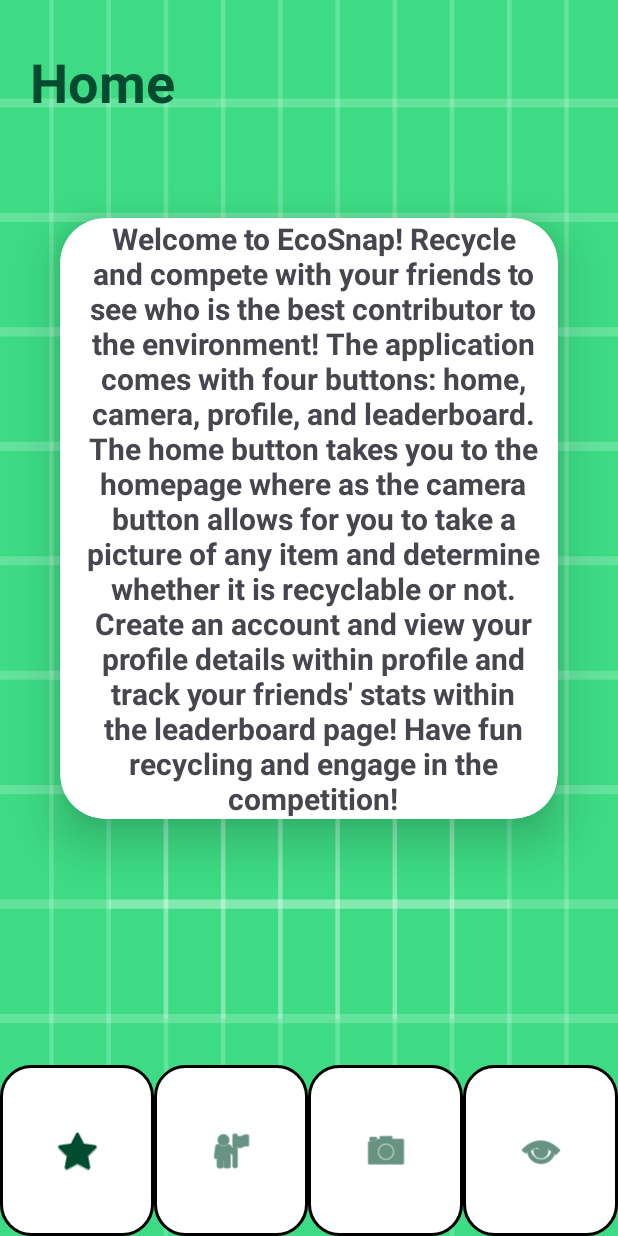
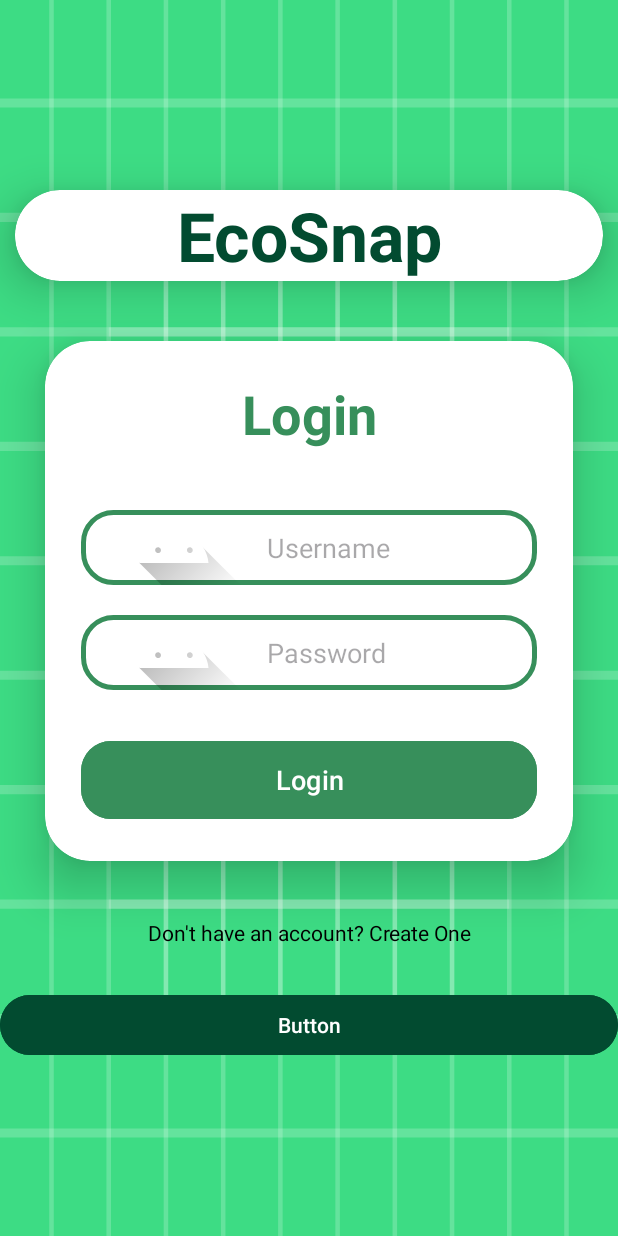
Before and after one commit to iamrb1/EcoSnap, an Android app: the screen it shows after launch (Home before the commit, Startup after it), on a phone screen of 412 x 824 dp. Run offline under Robolectric (Android 15) with nearby library versions, the phone set to English and light mode, and no system bars.

Commit message:
Added Startup - KayLyn Nuttall's Code

```diff
--- a/app/src/main/AndroidManifest.xml
+++ b/app/src/main/AndroidManifest.xml
@@ -26,12 +26,16 @@
             android:exported="false" />
         <activity
             android:name=".Home"
-            android:exported="true">
+            android:exported="true" />
+        <activity
+            android:name=".Startup"
+            android:exported="true"  >
             <intent-filter>
                 <action android:name="android.intent.action.MAIN" />
 
                 <category android:name="android.intent.category.LAUNCHER" />
             </intent-filter>
+
         </activity>
     </application>
 
--- a/app/src/main/java/edu/msu/cse476/baragurr/ecosnap/Startup.java
+++ b/app/src/main/java/edu/msu/cse476/baragurr/ecosnap/Startup.java
@@ -1,24 +1,45 @@
 package edu.msu.cse476.baragurr.ecosnap;
 
+import androidx.appcompat.app.AppCompatActivity;
+
+import android.content.Intent;
 import android.os.Bundle;
+import android.view.View;
+import android.widget.Button;
+import android.widget.EditText;
+import android.widget.Toast;
 
-import androidx.activity.EdgeToEdge;
-import androidx.appcompat.app.AppCompatActivity;
-import androidx.core.graphics.Insets;
-import androidx.core.view.ViewCompat;
-import androidx.core.view.WindowInsetsCompat;
+import edu.msu.cse476.baragurr.ecosnap.R;
 
 public class Startup extends AppCompatActivity {
+
+    EditText username;
+    EditText password;
+    Button loginButton;
+
 
     @Override
     protected void onCreate(Bundle savedInstanceState) {
         super.onCreate(savedInstanceState);
-        EdgeToEdge.enable(this);
         setContentView(R.layout.activity_startup);
-        ViewCompat.setOnApplyWindowInsetsListener(findViewById(R.id.main), (v, insets) -> {
-            Insets systemBars = insets.getInsets(WindowInsetsCompat.Type.systemBars());
-            v.setPadding(systemBars.left, systemBars.top, systemBars.right, systemBars.bottom);
-            return insets;
+
+        username = findViewById(R.id.username);
+        password = findViewById(R.id.password);
+        loginButton = findViewById(R.id.loginButton);
+
+        loginButton.setOnClickListener(new View.OnClickListener() {
+            @Override
+            public void onClick(View view) {
+                if (username.getText().toString().equals("user") && password.getText().toString().equals("1234")) {
+                    Toast.makeText(Startup.this, "Login Successful!", Toast.LENGTH_SHORT).show();
+                } else {
+                    Toast.makeText(Startup.this, "Login Failed!", Toast.LENGTH_SHORT).show();
+                }
+            }
         });
     }
+    public void onStartHome(View view) {
+        Intent intent = new Intent(this, Home.class);
+        startActivity(intent);
+    }
 }
--- a/app/src/main/res/layout/activity_startup.xml
+++ b/app/src/main/res/layout/activity_startup.xml
@@ -1,10 +1,120 @@
 <?xml version="1.0" encoding="utf-8"?>
-<androidx.constraintlayout.widget.ConstraintLayout xmlns:android="http://schemas.android.com/apk/res/android"
+<LinearLayout xmlns:android="http://schemas.android.com/apk/res/android"
     xmlns:app="http://schemas.android.com/apk/res-auto"
+    xmlns:card_view="http://schemas.android.com/apk/res-auto"
     xmlns:tools="http://schemas.android.com/tools"
-    android:id="@+id/main"
     android:layout_width="match_parent"
     android:layout_height="match_parent"
+    android:background="@drawable/ic_launcher_background"
+    android:gravity="center"
+    android:orientation="vertical"
     tools:context=".Startup">
 
-</androidx.constraintlayout.widget.ConstraintLayout>
+    <androidx.cardview.widget.CardView
+        android:layout_width="match_parent"
+        android:layout_height="wrap_content"
+        android:layout_margin="10dp"
+        android:background="@drawable/design"
+        app:cardCornerRadius="30dp"
+        app:cardElevation="20dp">
+
+        <TextView
+            android:id="@+id/textView"
+            android:layout_width="match_parent"
+            android:layout_height="wrap_content"
+            android:backgroundTint="#F5FFFFFF"
+            android:gravity="center"
+            android:text="@string/app_name"
+            android:textColor="@color/dark_green"
+            android:textSize="45sp"
+            android:textStyle="bold" />
+    </androidx.cardview.widget.CardView>
+
+    <androidx.cardview.widget.CardView
+        android:layout_width="match_parent"
+        android:layout_height="wrap_content"
+        android:layout_margin="30dp"
+        android:background="@drawable/design"
+        app:cardCornerRadius="30dp"
+        app:cardElevation="20dp">
+
+        <LinearLayout
+            android:layout_width="match_parent"
+            android:layout_height="wrap_content"
+            android:layout_gravity="center_horizontal"
+            android:orientation="vertical"
+            android:padding="24dp">
+
+
+            <TextView
+                android:id="@+id/loginText"
+                android:layout_width="match_parent"
+                android:layout_height="wrap_content"
+                android:text="@string/login"
+                android:textAlignment="center"
+                android:textColor="@color/green"
+                android:textSize="36sp"
+                android:textStyle="bold" />
+
+            <EditText
+                android:id="@+id/username"
+                android:layout_width="match_parent"
+                android:layout_height="50dp"
+                android:layout_marginTop="40dp"
+                android:background="@drawable/design"
+                android:drawableLeft="@drawable/ic_launcher_foreground"
+                android:drawablePadding="8dp"
+                android:hint="Username"
+                android:padding="8dp"
+                android:textColor="@color/black"
+                android:textColorHighlight="@color/cardview_dark_background" />
+
+            <EditText
+                android:id="@+id/password"
+                android:layout_width="match_parent"
+                android:layout_height="50dp"
+                android:layout_marginTop="20dp"
+                android:background="@drawable/design"
+                android:drawableLeft="@drawable/ic_launcher_foreground"
+                android:drawablePadding="8dp"
+                android:hint="Password"
+                android:inputType="textPassword"
+                android:padding="8dp"
+                android:textColor="@color/black"
+                android:textColorHighlight="@color/cardview_dark_background" />
+
+            <Button
+                android:id="@+id/loginButton"
+                android:layout_width="match_parent"
+                android:layout_height="60dp"
+                android:layout_marginTop="30dp"
+                android:backgroundTint="@color/green"
+                android:text="@string/login"
+                android:textSize="18sp"
+                app:cornerRadius="20dp" />
+
+        </LinearLayout>
+
+    </androidx.cardview.widget.CardView>
+
+    <TextView
+        android:id="@+id/signupText"
+        android:layout_width="wrap_content"
+        android:layout_height="wrap_content"
+        android:layout_marginBottom="20dp"
+        android:padding="8dp"
+        android:text="@string/create_account"
+        android:textAlignment="center"
+        android:textColor="@color/black"
+        android:textSize="14sp" />
+
+    <Button
+        android:id="@+id/button"
+        android:layout_width="match_parent"
+        android:layout_height="wrap_content"
+        android:backgroundTint="@color/dark_green"
+        android:text="@string/button"
+        android:textColor="@color/white"
+        android:onClick="onStartHome"/>
+
+</LinearLayout>
--- a/app/src/main/res/values/strings.xml
+++ b/app/src/main/res/values/strings.xml
@@ -1,5 +1,5 @@
 <resources>
-    <string name="app_name">ecosnap</string>
+    <string name="app_name">EcoSnap</string>
     <string name="Michigan">Michigan</string>
     <string name="homepage">Homepage</string>
     <string name="map">Map</string>
@@ -10,4 +10,9 @@
     <string name="HomeBody">Welcome to EcoSnap! Recycle and compete with your friends to see who is the best contributor to the environment! The application comes with four buttons: home, camera, profile, and leaderboard. The home button takes you to the homepage where as the camera button allows for you to take a picture of any item and determine whether it is recyclable or not. Create an account and view your profile details within profile and track your friends\' stats within the leaderboard page! Have fun recycling and engage in the competition!</string>
     <string name="snap">Snap!</string>
     <string name="back_to_homepage">Back to Homepage</string>
+    <string name="login">Login</string>
+    <string name="user_name">Username</string>
+    <string name="password">Password</string>
+    <string name="create_account">Don\'t have an account? Create One</string>
+    <string name="button">Button</string>
 </resources>
```
